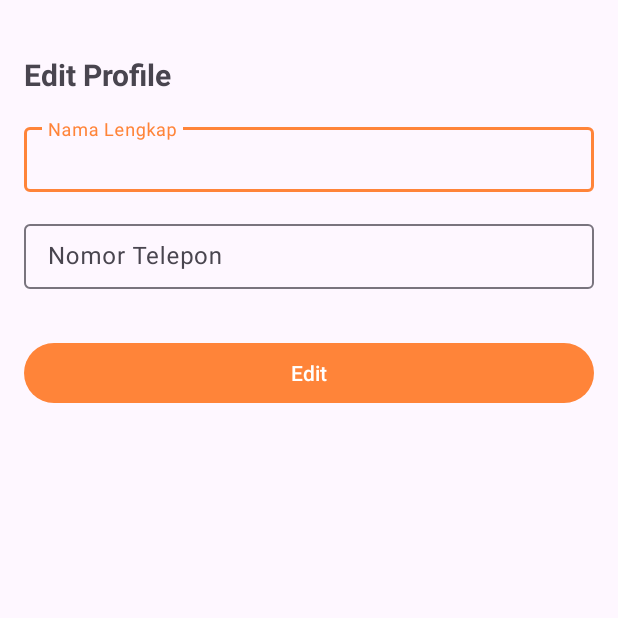
After one commit to kyhchn/joyjourney, an Android app: the ProfileEdit screen opened directly, with no data from a screen before it, on a phone screen of 412 x 824 dp, the top half of it. The commit adds this screen. Run offline under Robolectric (Android 15) with nearby library versions, the phone set to English and light mode, and no system bars; our stand-ins replace Firebase (no records; nobody signed in at launch, a user with empty details on screens opened directly); 2 statements that could not run were skipped.

Commit message:
(feat) implement user profile edit

```diff
--- /dev/null
+++ b/app/src/main/java/com/example/joyjourney/profile_edit/ProfileEdit.java
@@ -0,0 +1,60 @@
+package com.example.joyjourney.profile_edit;
+
+import androidx.appcompat.app.AppCompatActivity;
+import androidx.lifecycle.ViewModelProvider;
+
+import android.app.Activity;
+import android.content.Intent;
+import android.os.Bundle;
+import android.widget.Toast;
+
+import com.example.joyjourney.R;
+import com.example.joyjourney.databinding.ActivityProfileEditBinding;
+import com.example.joyjourney.model.User;
+import com.example.joyjourney.utils.Utils;
+
+import java.util.HashMap;
+import java.util.Map;
+
+public class ProfileEdit extends AppCompatActivity {
+    User user;
+    ActivityProfileEditBinding binding;
+    ProfileEditViewModel vm;
+
+    @Override
+    protected void onCreate(Bundle savedInstanceState) {
+        super.onCreate(savedInstanceState);
+        binding = ActivityProfileEditBinding.inflate(getLayoutInflater());
+        setContentView(binding.getRoot());
+        vm = new ViewModelProvider(ProfileEdit.this).get(ProfileEditViewModel.class);
+        Intent intent = getIntent();
+        if(intent!=null){
+            user = (User) intent.getSerializableExtra("user");
+        }else{
+            finish();
+        }
+
+        binding.nameEditText.getEditText().setText(user.getName());
+        binding.phoneEditText.getEditText().setText(user.getPhoneNumber());
+
+        binding.editButton.setOnClickListener(v->{
+            String name = binding.nameEditText.getEditText().getText().toString().trim();
+            String numberPhone = binding.phoneEditText.getEditText().getText().toString().trim();
+
+            if(Utils.isNotEmpty(name) && Utils.isNotEmpty(numberPhone)){
+                Map<String, Object> updates = new HashMap<>();
+                updates.put("name", name);
+                updates.put("phoneNumber", numberPhone);
+                vm.updateProfile(user.getUid(), updates, unused -> {
+                    Intent resultIntent = new Intent();
+                    resultIntent.putExtra("isSuccess", true);
+                    setResult(Activity.RESULT_OK, resultIntent);
+                    finish();
+
+                }, e -> {
+                    Toast.makeText(this, "Failed to Update User", Toast.LENGTH_SHORT).show();
+                });
+            }
+        });
+    }
+}
--- /dev/null
+++ b/app/src/main/java/com/example/joyjourney/profile_edit/ProfileEditViewModel.java
@@ -0,0 +1,19 @@
+package com.example.joyjourney.profile_edit;
+
+import androidx.lifecycle.ViewModel;
+
+import com.example.joyjourney.model.User;
+import com.example.joyjourney.repository.FirestoreRepository;
+import com.google.android.gms.tasks.OnFailureListener;
+import com.google.android.gms.tasks.OnSuccessListener;
+
+import java.util.Map;
+
+public class ProfileEditViewModel extends ViewModel {
+    private FirestoreRepository firestoreRepository = new FirestoreRepository();
+
+
+    void updateProfile(String userId, Map<String, Object> updates, OnSuccessListener<Void> onSuccessListener, OnFailureListener onFailureListener){
+        firestoreRepository.updateUser(userId, updates, onSuccessListener, onFailureListener);
+    }
+}
--- /dev/null
+++ b/app/src/main/res/layout/activity_profile_edit.xml
@@ -0,0 +1,94 @@
+<?xml version="1.0" encoding="utf-8"?>
+<androidx.constraintlayout.widget.ConstraintLayout xmlns:android="http://schemas.android.com/apk/res/android"
+    xmlns:app="http://schemas.android.com/apk/res-auto"
+    xmlns:tools="http://schemas.android.com/tools"
+    android:layout_width="match_parent"
+    android:layout_height="match_parent"
+    tools:context=".profile_edit.ProfileEdit">
+
+    <androidx.constraintlayout.widget.Guideline
+        android:id="@+id/guideline1"
+        android:layout_width="wrap_content"
+        android:layout_height="wrap_content"
+        android:orientation="vertical"
+        app:layout_constraintGuide_begin="16dp" />
+
+    <androidx.constraintlayout.widget.Guideline
+        android:id="@+id/guideline2"
+        android:layout_width="wrap_content"
+        android:layout_height="wrap_content"
+        android:orientation="vertical"
+        app:layout_constraintGuide_end="16dp" />
+
+    <androidx.constraintlayout.widget.Guideline
+        android:id="@+id/guideline3"
+        android:layout_width="wrap_content"
+        android:layout_height="wrap_content"
+        android:orientation="horizontal"
+        app:layout_constraintGuide_begin="20dp" />
+
+    <TextView
+        android:id="@+id/textView6"
+        android:layout_width="wrap_content"
+        android:layout_height="wrap_content"
+        android:layout_marginTop="16dp"
+        android:text="Edit Profile"
+        android:textSize="20sp"
+        android:textStyle="bold"
+        app:layout_constraintStart_toStartOf="@+id/guideline1"
+        app:layout_constraintTop_toTopOf="@+id/guideline3" />
+
+    <com.google.android.material.textfield.TextInputLayout
+        android:id="@+id/nameEditText"
+        style="@style/ThemeOverlay.Material3.TextInputEditText.OutlinedBox"
+        android:layout_width="0dp"
+        android:layout_height="wrap_content"
+        android:layout_marginTop="16dp"
+        android:ems="10"
+        android:hint="Nama Lengkap"
+        app:layout_constraintTop_toBottomOf="@id/textView6"
+        app:layout_constraintStart_toEndOf="@id/guideline1"
+        app:layout_constraintEnd_toStartOf="@id/guideline2"
+        android:inputType="textEmailAddress"
+        >
+        <com.google.android.material.textfield.TextInputEditText
+            android:padding="8dp"
+            android:minHeight="43dp"
+            android:layout_width="match_parent"
+            android:layout_height="wrap_content"
+            />
+    </com.google.android.material.textfield.TextInputLayout>
+
+    <com.google.android.material.textfield.TextInputLayout
+        android:id="@+id/phoneEditText"
+        style="@style/ThemeOverlay.Material3.TextInputEditText.OutlinedBox"
+        android:layout_width="0dp"
+        android:layout_height="wrap_content"
+        android:layout_marginTop="16dp"
+        android:ems="10"
+        android:hint="Nomor Telepon"
+        android:inputType="number"
+        app:layout_constraintTop_toBottomOf="@id/nameEditText"
+        app:layout_constraintEnd_toStartOf="@id/guideline2"
+        app:layout_constraintStart_toEndOf="@id/guideline1"
+        >
+        <com.google.android.material.textfield.TextInputEditText
+            android:padding="8dp"
+            android:minHeight="43dp"
+            android:inputType="numberSigned"
+            android:layout_width="match_parent"
+            android:layout_height="wrap_content"
+            />
+    </com.google.android.material.textfield.TextInputLayout>
+    <Button
+        android:id="@+id/editButton"
+        android:layout_width="0dp"
+        android:layout_height="wrap_content"
+        android:layout_marginTop="32dp"
+        android:text="Edit"
+        app:layout_constraintEnd_toStartOf="@+id/guideline2"
+        app:layout_constraintStart_toStartOf="@+id/guideline1"
+        app:layout_constraintTop_toBottomOf="@+id/phoneEditText" />
+
+
+</androidx.constraintlayout.widget.ConstraintLayout>
--- a/app/src/main/res/layout/fragment_profile.xml
+++ b/app/src/main/res/layout/fragment_profile.xml
@@ -35,7 +35,7 @@
                 android:textSize="18sp" />
 
             <ImageButton
-                android:id="@+id/imageButton"
+                android:id="@+id/editButton"
                 android:layout_width="48dp"
                 android:backgroundTint="@color/white"
                 android:layout_height="48dp"
```
Also changed, not shown: app/src/main/AndroidManifest.xml (+6 -3 lines), app/src/main/java/com/example/joyjourney/admin/ProfileFragment.java (+28 -0 lines), app/src/main/java/com/example/joyjourney/repository/FirestoreRepository.java (+7 -0 lines), app/src/main/java/com/example/joyjourney/user/UserProfileFragment.java (+24 -0 lines).
